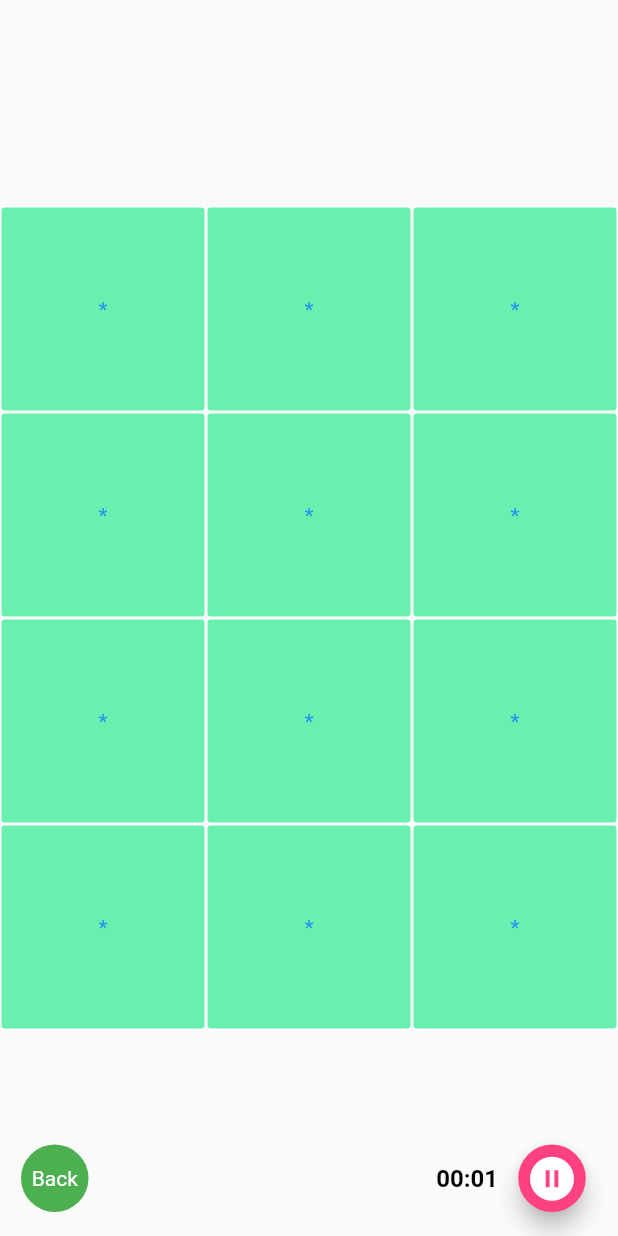
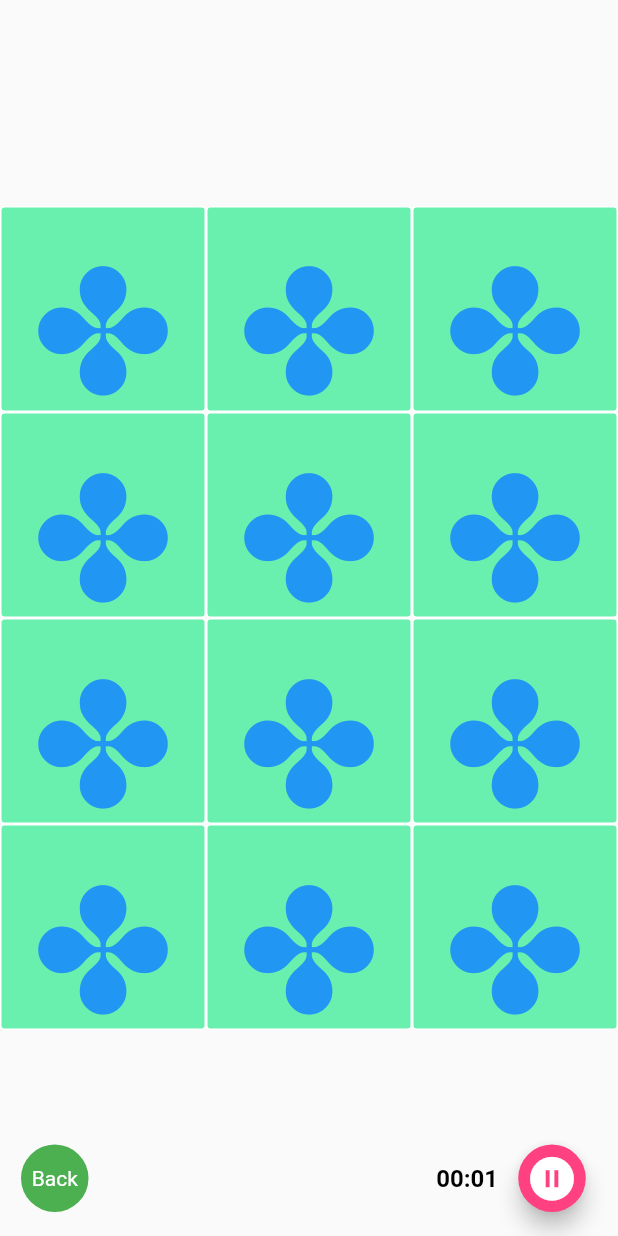
Before and after one commit to PhiLongDo/flipgame-flutter, a Flutter app: the GamePlayMainScreen screen opened by its route, after a tap on the "play circle filled" icon, on a phone screen of 412 x 824 dp. Run offline on Flutter 3.47's test engine with Material 2 defaults, Android fonts, the light colour scheme and no system bars; drawn by our look-alikes of flutter_smart_dialog; our stand-ins replace google_mobile_ads, shared_preferences; accounts and stored records are empty; network calls fail.

Commit message:
[update] flutter version
- flutter 3.0.5
- update dialog win/close
- update text size

```diff
--- a/lib/game_play/item_game.dart
+++ b/lib/game_play/item_game.dart
@@ -1,5 +1,4 @@
 import 'package:flipgame/commons/commons.dart';
-import 'package:flutter/cupertino.dart';
 import 'package:flutter/material.dart';
 
 class ItemGame extends StatefulWidget {
@@ -7,15 +6,17 @@ class ItemGame extends StatefulWidget {
   final VoidCallback onTap;
   final bool visible, isOpen;
 
-
-  ItemGame({required this.onTap, required this.visible, required this.isOpen, required this.text});
+  ItemGame(
+      {required this.onTap,
+      required this.visible,
+      required this.isOpen,
+      required this.text});
 
   @override
   _ItemGameState createState() => _ItemGameState();
 }
 
 class _ItemGameState extends State<ItemGame> {
-
   double _getWidth() {
     const double dentaw = 240;
     const double dentah = 60;
@@ -23,7 +24,7 @@ class _ItemGameState extends State<ItemGame> {
     w = MediaQuery.of(context).size.width;
     h = MediaQuery.of(context).size.height;
     if (h < w) {
-      if (w - h >= dentaw){
+      if (w - h >= dentaw) {
         real = MediaQuery.of(context).size.height /
             GlobalSetting.getGamePlayHeight();
       } else {
@@ -31,12 +32,13 @@ class _ItemGameState extends State<ItemGame> {
             GlobalSetting.getGamePlayHeight();
       }
     } else {
-      if (h - w >= dentah){
-        real = MediaQuery.of(context).size.width / GlobalSetting.getGamePlayWidth();
-    } else {
-        real = (MediaQuery.of(context).size.width - (dentah - h + w))  / GlobalSetting.getGamePlayWidth();
-    }
-
+      if (h - w >= dentah) {
+        real = MediaQuery.of(context).size.width /
+            GlobalSetting.getGamePlayWidth();
+      } else {
+        real = (MediaQuery.of(context).size.width - (dentah - h + w)) /
+            GlobalSetting.getGamePlayWidth();
+      }
     }
     return real;
   }
@@ -51,8 +53,8 @@ class _ItemGameState extends State<ItemGame> {
         child: GestureDetector(
           onTap: widget.onTap,
           child: Container(
-            width:_getWidth(),
-            height:  _getWidth(),
+            width: _getWidth(),
+            height: _getWidth(),
             decoration: BoxDecoration(
               borderRadius: BorderRadius.circular(3.0),
               border: Border.all(color: Colors.white, width: 1),
@@ -60,9 +62,11 @@ class _ItemGameState extends State<ItemGame> {
             ),
             child: Center(
               child: Text(
-                widget.isOpen ? widget.text : "*",
+                widget.isOpen ? widget.text : "✤",
                 style: TextStyle(
                   color: widget.isOpen ? Colors.brown : Colors.blue,
+                  fontSize:
+                      _getWidth() - (100 / GlobalSetting.getGamePlayHeight()),
                 ),
               ),
             ),
--- a/lib/game_play/time_counter.dart
+++ b/lib/game_play/time_counter.dart
@@ -1,8 +1,10 @@
 import 'dart:async';
 
+import 'package:flipgame/commons/button_close_dialog.dart';
 import 'package:flipgame/commons/commons.dart';
 import 'package:flutter/cupertino.dart';
 import 'package:flutter/material.dart';
+import 'package:flutter_smart_dialog/flutter_smart_dialog.dart';
 
 class TimeCounter extends StatefulWidget {
   final VoidCallback onStart;
@@ -35,22 +37,38 @@ class _TimeCounterState extends State<TimeCounter> {
             _isPlaying = false;
           });
           if (GlobalSetting.itemCountDown != 0) {
-            showCupertinoDialog(
-                context: context,
-                builder: (context) {
-                  return AlertDialog(
-                    title: Text("You close!"),
-                    actions: [
-                      TextButton(
-                        onPressed: () {
-                          Navigator.pop(context);
-                          Navigator.pop(context);
-                        },
-                        child: Text("OK"),
-                      )
-                    ],
-                  );
-                });
+            SmartDialog.show(
+              alignmentTemp: Alignment.center,
+              clickBgDismissTemp: false,
+              maskColorTemp: Colors.black87,
+              widget: Column(
+                mainAxisSize: MainAxisSize.min,
+                mainAxisAlignment: MainAxisAlignment.center,
+                children: [
+                  ButtonCloseDialog(onClose: () {
+                    SmartDialog.dismiss();
+                    Navigator.pop(context);
+                  }),
+                  Container(
+                    width: 300,
+                    margin: EdgeInsets.symmetric(vertical: 1.0),
+                    padding:
+                        EdgeInsets.symmetric(vertical: 20.0, horizontal: 10.0),
+                    decoration: BoxDecoration(
+                      borderRadius: BorderRadius.circular(50.0),
+                      color: Colors.white70,
+                    ),
+                    alignment: Alignment.center,
+                    child: Text("You close!",
+                        style: TextStyle(
+                          color: Colors.redAccent,
+                          fontSize: 20,
+                          fontWeight: FontWeight.bold,
+                        )),
+                  )
+                ],
+              ),
+            );
           }
         } else {
           setState(() {
@@ -106,7 +124,9 @@ class _TimeCounterState extends State<TimeCounter> {
                 startTimer();
               },
               child: Icon(
-                _isPlaying ? Icons.pause_circle_filled : Icons.play_circle_filled,
+                _isPlaying
+                    ? Icons.pause_circle_filled
+                    : Icons.play_circle_filled,
                 size: 35,
               ),
               tooltip: _isPlaying ? "Pause" : "Start",
--- a/lib/main.dart
+++ b/lib/main.dart
@@ -68,8 +68,8 @@ class _MyHomePageState extends State<MyHomePage> {
   void _showSetting(Widget child) {
     SmartDialog.show(
       alignmentTemp: Alignment.center,
-      clickBgDismissTemp: true,
-      maskColorTemp: Colors.black87,
+      clickBgDismissTemp: false,
+      maskColorTemp: Colors.black,
       widget: child,
     );
   }
--- a/lib/settings/levels/select_level_screen.dart
+++ b/lib/settings/levels/select_level_screen.dart
@@ -1,7 +1,10 @@
 import 'package:flipgame/commons/commons.dart';
 import 'package:flipgame/settings/item_setting.dart';
 import 'package:flutter/material.dart';
+import 'package:flutter_smart_dialog/flutter_smart_dialog.dart';
 import 'package:shared_preferences/shared_preferences.dart';
+
+import '../../commons/button_close_dialog.dart';
 
 class SelectLevelScreen extends StatefulWidget {
   @override
@@ -27,6 +30,9 @@ class _SelectLevelScreenState extends State<SelectLevelScreen> {
       mainAxisSize: MainAxisSize.min,
       mainAxisAlignment: MainAxisAlignment.center,
       children: [
+        ButtonCloseDialog(
+          onClose: SmartDialog.dismiss,
+        ),
         ItemSetting(
             onTap: () => _select(GamePlayLevels.lv3x4),
             text: "Level 3x4",
--- a/lib/settings/types/select_type_screen.dart
+++ b/lib/settings/types/select_type_screen.dart
@@ -1,7 +1,10 @@
 import 'package:flipgame/commons/commons.dart';
 import 'package:flipgame/settings/item_setting.dart';
 import 'package:flutter/material.dart';
+import 'package:flutter_smart_dialog/flutter_smart_dialog.dart';
 import 'package:shared_preferences/shared_preferences.dart';
+
+import '../../commons/button_close_dialog.dart';
 
 class SelectTypeScreen extends StatefulWidget {
   @override
@@ -27,6 +30,9 @@ class _SelectTypeScreenState extends State<SelectTypeScreen> {
       mainAxisSize: MainAxisSize.min,
       mainAxisAlignment: MainAxisAlignment.center,
       children: [
+        ButtonCloseDialog(
+          onClose: SmartDialog.dismiss,
+        ),
         ItemSetting(
             onTap: () => _select(GamePlayTypes.infinity),
             text: "Infinity",
--- a/pubspec.yaml
+++ b/pubspec.yaml
@@ -18,7 +18,7 @@ publish_to: 'none' # Remove this line if you wish to publish to pub.dev
 version: 1.0.6
 
 environment:
-  sdk: ">=2.12.0 <3.0.0"
+  sdk: ">=2.17.0 <3.0.0"
 
 dependencies:
   flutter:
```
Also changed, not shown: lib/ad_helper.dart (+1 -10 lines), lib/commons/button_close_dialog.dart (added, +33 -0 lines), lib/game_play/game_play_main_screen.dart (+64 -20 lines), pubspec.lock, 6 other files.
